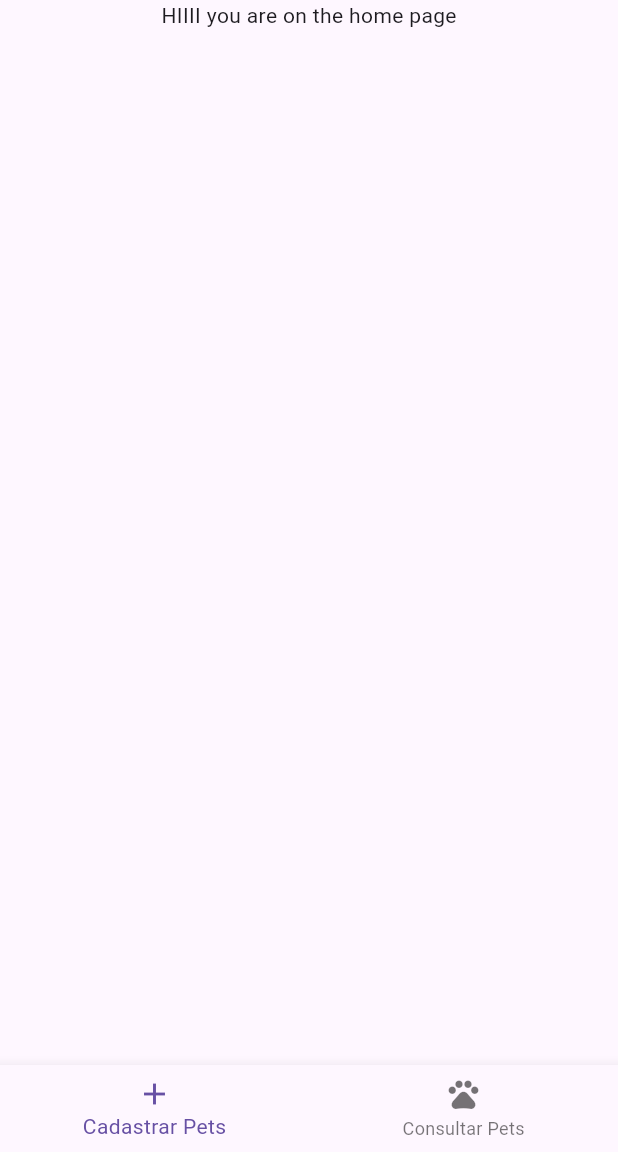
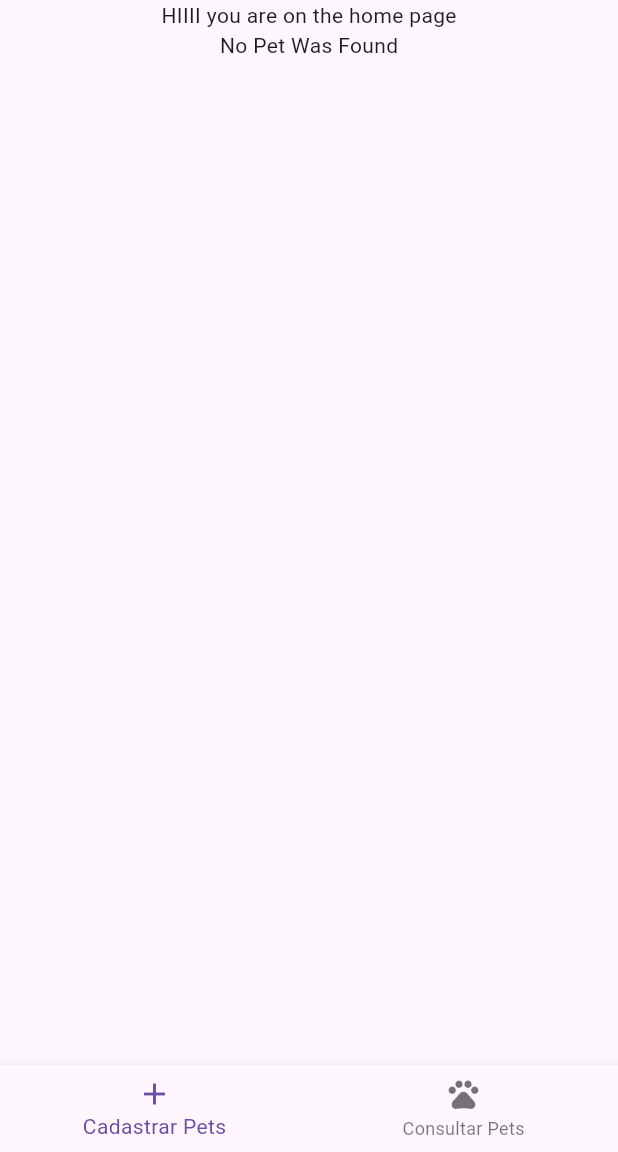
Before and after one commit to yDewolf/AulasFlutter, a Flutter app: the screen it shows after launch, on a phone screen of 412 x 824 dp, the part 84-1236 px from its top. Run offline on Flutter 3.47's test engine with Material 3 defaults, Android fonts, the phone set to English and light mode, and no system bars.

Commit message:
Agora da para adicionar os pets

```diff
--- /dev/null
+++ b/projeto_pet_shop/lib/classes/AppVariables.dart
@@ -0,0 +1,6 @@
+// classes/AppVariables.dart
+import 'package:projeto_pet_shop/classes/Pet.dart';
+
+class AppVariables {
+  List<Pet> pets = [];
+}
--- /dev/null
+++ b/projeto_pet_shop/lib/classes/Pet.dart
@@ -0,0 +1,42 @@
+// classes/Pet.dart
+
+// Código principalmente do:
+// https://api.flutter.dev/flutter/material/DropdownMenu-class.html
+import 'dart:collection';
+
+import 'package:flutter/material.dart';
+
+typedef IconEntry = DropdownMenuEntry<PetTypes>;
+
+enum PetTypes {
+  dog('Cachorro', Icons.pets),
+  cat('Gato', Icons.cloud_outlined),
+  parrot('Papagaio', Icons.brush_outlined),
+  bird('Pássaro', Icons.favorite);
+
+  const PetTypes(this.label, this.icon);
+  final String label;
+  final IconData icon;
+
+  static final List<IconEntry> entries = UnmodifiableListView<IconEntry>(
+    values.map<IconEntry>(
+      (PetTypes icon) => IconEntry(value: icon, label: icon.label, leadingIcon: Icon(icon.icon)),
+    ),
+  );
+}
+
+class Pet {
+  String name;
+  String race;
+  int age;
+  PetTypes petType;
+  String? imageUrl;
+
+  Pet({
+    required this.name,
+    required this.race,
+    required this.age,
+    required this.petType,
+    this.imageUrl
+  });
+}
--- a/projeto_pet_shop/lib/main.dart
+++ b/projeto_pet_shop/lib/main.dart
@@ -1,13 +1,15 @@
 // main.dart
 import 'package:flutter/material.dart';
+import 'package:projeto_pet_shop/classes/AppVariables.dart';
 import 'package:projeto_pet_shop/navigator.dart';
 
 void main() {
-  runApp(const MainApp());
+  runApp(MainApp());
 }
 
 class MainApp extends StatelessWidget {
-  const MainApp({super.key});
+  MainApp({super.key});
+  final AppVariables app_variables = AppVariables();
 
   @override
   Widget build(BuildContext context) {
@@ -15,7 +17,7 @@ class MainApp extends StatelessWidget {
       title: "PetShop!",
       theme: ThemeData(primarySwatch: Colors.lightGreen),
       debugShowCheckedModeBanner: false,
-      home: PageNavigator(),
+      home: PageNavigator(app_variables: app_variables,)
     );
   }
 }
--- a/projeto_pet_shop/lib/navigator.dart
+++ b/projeto_pet_shop/lib/navigator.dart
@@ -1,24 +1,28 @@
 // navigator.dart
 import 'package:flutter/material.dart';
+import 'package:projeto_pet_shop/classes/AppVariables.dart';
+import 'package:projeto_pet_shop/classes/Pet.dart';
 import 'package:projeto_pet_shop/screens/home.dart';
 import 'package:projeto_pet_shop/screens/pet_register.dart';
 
 class PageNavigator extends StatefulWidget{
+  final AppVariables app_variables;
+  PageNavigator({super.key, required this.app_variables});
+
+
   @override
   State<StatefulWidget> createState() => _PageNavigatorState();
 }
-
 
 // Followed this tutorial here:
 // https://www.youtube.com/watch?v=8weH1KCr-mc&themeRefresh=1
 // To do the navigator
 class _PageNavigatorState extends State<PageNavigator> {
   final PageController _pageController = PageController();
+  final AppVariables app_variables = AppVariables();
 
   int currentIdx = 0;
-  final screens = [
-    HomePage(), PetRegister()
-  ];
+
 
   void _onPageChanged(int index) {
     setState(() {
@@ -32,6 +36,11 @@ class _PageNavigatorState extends State<PageNavigator> {
 
   @override
   Widget build(BuildContext context) {
+    final screens = [
+      HomePage(pets: app_variables.pets), PetRegister(pets: app_variables.pets)
+    ];
+    // app_variables.pets.add(Pet(name: "name", race: "race", age: -1, petType: PetTypes.dog));
+
     return Scaffold(
       appBar: AppBar(
         title: Text("PetShop!"),
@@ -39,8 +48,8 @@ class _PageNavigatorState extends State<PageNavigator> {
       ),
       body: PageView(
         controller: _pageController,
+        onPageChanged: _onPageChanged,
         children: screens,
-        onPageChanged: _onPageChanged,
       ),
       bottomNavigationBar: BottomNavigationBar(
         onTap: _onItemTapped,
--- a/projeto_pet_shop/lib/screens/home.dart
+++ b/projeto_pet_shop/lib/screens/home.dart
@@ -1,11 +1,13 @@
 // screens/home.dart
 import 'package:flutter/material.dart';
-import 'package:projeto_pet_shop/components.dart';
+import 'package:projeto_pet_shop/classes/Pet.dart';
 
 class HomePage extends StatefulWidget{
+  final List<Pet> pets;
+  HomePage({super.key, required this.pets});
+
   @override
   State<StatefulWidget> createState() => _HomePageState();
-
 }
 
 class _HomePageState extends State<HomePage> {
@@ -13,7 +15,14 @@ class _HomePageState extends State<HomePage> {
   Widget build(BuildContext context) {
     return Column(
       children: [
-        Text("HIIII you are on the home page")
+        Text("HIIII you are on the home page"),
+        Builder(builder: (BuildContext context) {
+          for (var pet in widget.pets) {
+              return Text(pet.name);
+          }
+
+          return Text("No Pet Was Found");
+        })
       ],
     );
   }
```
Also changed, not shown: projeto_pet_shop/lib/screens/pet_register.dart (+33 -34 lines).
